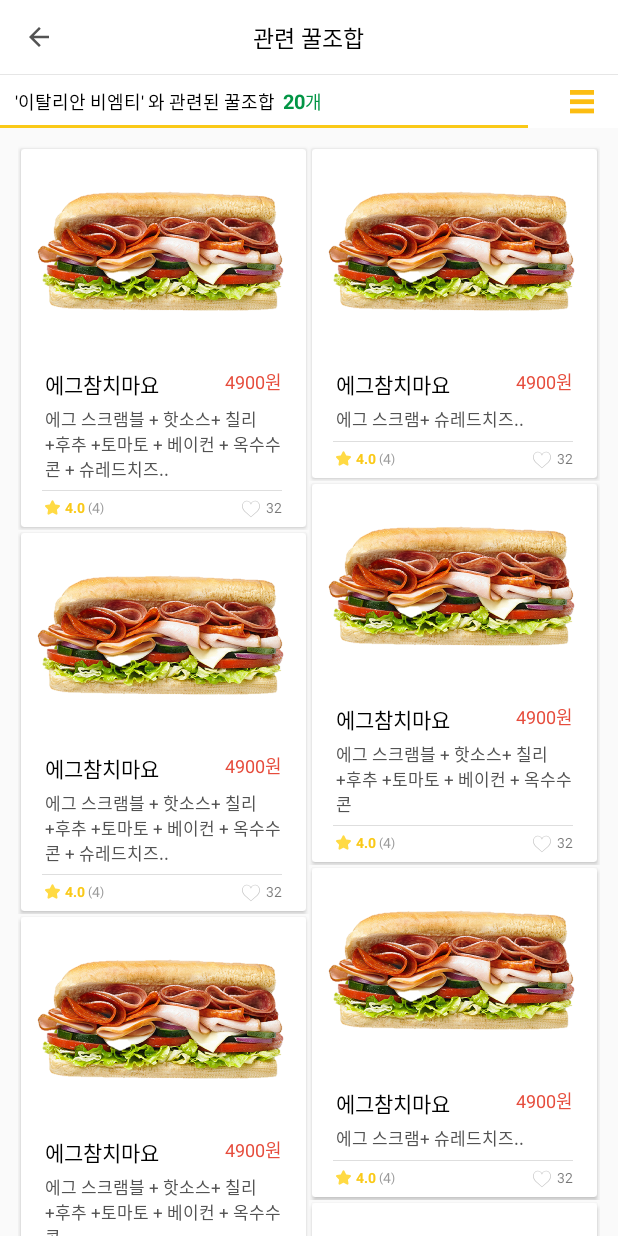
After one commit to taeiim/Subway, an Android app: the RelateHoneyActivity screen opened directly, with no data from a screen before it, on a phone screen of 412 x 824 dp. The commit adds this screen. Run offline under Robolectric (Android 15) with nearby library versions, the phone set to English and light mode, and no system bars.

Commit message:
Finish RelateHoneyActivity xml

```diff
--- a/app/src/main/AndroidManifest.xml
+++ b/app/src/main/AndroidManifest.xml
@@ -28,6 +28,8 @@
         <activity android:name=".Activity.AboutDevelperActivity"/>
         <activity android:name=".Activity.LoginActivity" />
         <activity android:name=".Activity.ReviewActivity"/>
+        <activity android:name=".Activity.SearchActivity"/>
+        <activity android:name=".Activity.RelateHoneyActivity"/>
 
     </application>
 
--- /dev/null
+++ b/app/src/main/java/com/example/parktaeim/subway/Activity/RelateHoneyActivity.java
@@ -0,0 +1,80 @@
+package com.example.parktaeim.subway.Activity;
+
+import android.os.Bundle;
+import android.support.annotation.Nullable;
+import android.support.v7.app.AppCompatActivity;
+import android.support.v7.widget.LinearLayoutManager;
+import android.support.v7.widget.RecyclerView;
+import android.support.v7.widget.StaggeredGridLayoutManager;
+import android.view.View;
+import android.widget.ImageView;
+
+import com.example.parktaeim.subway.Adapter.HoneyAllAdapter;
+import com.example.parktaeim.subway.Model.HoneyAllItem;
+import com.example.parktaeim.subway.R;
+
+import java.util.ArrayList;
+
+/**
+ * Created by parktaeim on 2018. 5. 2..
+ */
+
+public class RelateHoneyActivity extends AppCompatActivity {
+    private ArrayList<HoneyAllItem> relateHoneyItemArrayList = new ArrayList<>();
+    private boolean isGrid = true;
+
+    private RecyclerView recyclerViewGrid;
+    private RecyclerView recyclerViewLinear;
+    private HoneyAllAdapter gridAdapter;
+    private HoneyAllAdapter linearAdapter;
+    private StaggeredGridLayoutManager gridLayoutManager;
+    private RecyclerView.LayoutManager linearLayoutManager;
+    private ImageView changeRecycleIcon;
+
+    @Override
+    protected void onCreate(@Nullable Bundle savedInstanceState) {
+        super.onCreate(savedInstanceState);
+        setContentView(R.layout.activity_relatehoney);
+
+        setUpRecyclerView();
+
+    }
+
+    private void setUpRecyclerView() {
+        recyclerViewGrid = (RecyclerView) findViewById(R.id.relateHoney_recyclerViewGrid);
+        recyclerViewLinear = (RecyclerView) findViewById(R.id.relateHoney_recyclerViewLinear);
+        gridLayoutManager = new StaggeredGridLayoutManager(2, StaggeredGridLayoutManager.VERTICAL);
+        gridLayoutManager.setGapStrategy(StaggeredGridLayoutManager.GAP_HANDLING_MOVE_ITEMS_BETWEEN_SPANS);
+        linearLayoutManager = new LinearLayoutManager(getApplicationContext());
+        recyclerViewGrid.setLayoutManager(gridLayoutManager);
+        recyclerViewLinear.setLayoutManager(linearLayoutManager);
+        recyclerViewGrid.setHasFixedSize(true);
+
+        for (int i = 0; i < 11; i++) {
+            relateHoneyItemArrayList.add(new HoneyAllItem("에그참치마요", "4900원", "에그 스크램블 + 핫소스+ 칠리 +후추 +토마토 + 베이컨 + 옥수수콘 + 슈레드치즈..", 4.0f, 4, 32, "dlsfkj"));
+            relateHoneyItemArrayList.add(new HoneyAllItem("에그참치마요", "4900원", "에그 스크램+ 슈레드치즈..", 4.0f, 4, 32, "dlsfkj"));
+            relateHoneyItemArrayList.add(new HoneyAllItem("에그참치마요", "4900원", "에그 스크램블 + 핫소스+ 칠리 +후추 +토마토 + 베이컨 + 옥수수콘 ", 4.0f, 4, 32, "dlsfkj"));
+        }
+
+        gridAdapter = new HoneyAllAdapter(relateHoneyItemArrayList, 1, this);
+        linearAdapter = new HoneyAllAdapter(relateHoneyItemArrayList, 2, this);
+        recyclerViewGrid.setAdapter(gridAdapter);
+        recyclerViewLinear.setAdapter(linearAdapter);
+
+
+        changeRecycleIcon = (ImageView) findViewById(R.id.relateHoney_recyclerChangeIcon);
+        changeRecycleIcon.setOnClickListener(v -> {
+            if (isGrid) {
+                recyclerViewGrid.setVisibility(View.GONE);
+                recyclerViewLinear.setVisibility(View.VISIBLE);
+                isGrid = false;
+                changeRecycleIcon.setImageResource(R.drawable.ic_grid_recycle);
+            } else {
+                recyclerViewGrid.setVisibility(View.VISIBLE);
+                recyclerViewLinear.setVisibility(View.GONE);
+                isGrid = true;
+                changeRecycleIcon.setImageResource(R.drawable.ic_linear_recycle);
+            }
+        });
+    }
+}
--- a/app/src/main/java/com/example/parktaeim/subway/Fragment/HoneyFragment.java
+++ b/app/src/main/java/com/example/parktaeim/subway/Fragment/HoneyFragment.java
@@ -10,10 +10,12 @@ import android.support.v4.view.ViewPager;
 import android.view.LayoutInflater;
 import android.view.View;
 import android.view.ViewGroup;
+import android.widget.ImageView;
 import android.widget.LinearLayout;
 
 import com.example.parktaeim.subway.Activity.HoneyAllActivity;
 import com.example.parktaeim.subway.Activity.HoneyRankActivity;
+import com.example.parktaeim.subway.Activity.SearchActivity;
 import com.example.parktaeim.subway.Adapter.BannerPagerAdapter;
 import com.example.parktaeim.subway.R;
 
@@ -39,6 +41,10 @@ public class HoneyFragment extends android.support.v4.app.Fragment {
 
         LinearLayout honeyRankIntentLayout = (LinearLayout) rootView.findViewById(R.id.rankHoneyIntentLayout);
         honeyRankIntentLayout.setOnClickListener(v-> startActivity(new Intent(getContext(), HoneyRankActivity.class)));
+
+        ImageView searchIcon = (ImageView) rootView.findViewById(R.id.honey_searchIcon);
+        searchIcon.setOnClickListener(v-> startActivity(new Intent(getContext(), SearchActivity.class)));
+
         return rootView;
     }
 
--- a/app/src/main/java/com/example/parktaeim/subway/Fragment/MenuFragment.java
+++ b/app/src/main/java/com/example/parktaeim/subway/Fragment/MenuFragment.java
@@ -1,5 +1,6 @@
 package com.example.parktaeim.subway.Fragment;
 
+import android.content.Intent;
 import android.graphics.Color;
 import android.os.Bundle;
 import android.support.annotation.Nullable;
@@ -16,6 +17,7 @@ import android.widget.LinearLayout;
 import android.widget.TabHost;
 import android.widget.TextView;
 
+import com.example.parktaeim.subway.Activity.SearchActivity;
 import com.example.parktaeim.subway.Adapter.MenuAdapter;
 import com.example.parktaeim.subway.Adapter.MenuCategoryAdapter;
 import com.example.parktaeim.subway.Model.MenuCategoryItem;
@@ -58,6 +60,9 @@ public class MenuFragment extends Fragment {
 
         setUpMenuRecyclerView();
         setUpMenuCategory();
+
+        ImageView searchIcon = (ImageView) rootView.findViewById(R.id.menu_searchIcon);
+        searchIcon.setOnClickListener(v-> startActivity(new Intent(getContext(), SearchActivity.class)));
 
         return rootView;
     }
--- a/app/src/main/res/drawable/ic_search.xml
+++ b/app/src/main/res/drawable/ic_search.xml
@@ -4,6 +4,6 @@
         android:viewportWidth="24.0"
         android:viewportHeight="24.0">
     <path
-        android:fillColor="#FF000000"
+        android:fillColor="#FC1"
         android:pathData="M15.5,14h-0.79l-0.28,-0.27C15.41,12.59 16,11.11 16,9.5 16,5.91 13.09,3 9.5,3S3,5.91 3,9.5 5.91,16 9.5,16c1.61,0 3.09,-0.59 4.23,-1.57l0.27,0.28v0.79l5,4.99L20.49,19l-4.99,-5zM9.5,14C7.01,14 5,11.99 5,9.5S7.01,5 9.5,5 14,7.01 14,9.5 11.99,14 9.5,14z"/>
 </vector>
--- a/app/src/main/res/layout/activity_menu_detail.xml
+++ b/app/src/main/res/layout/activity_menu_detail.xml
@@ -530,7 +530,6 @@
 
 
                     <LinearLayout
-                        android:id="@+id/menuDetail_honeyLayout"
                         android:layout_width="match_parent"
                         android:layout_height="wrap_content"
                         android:orientation="vertical">
@@ -541,6 +540,7 @@
                             android:background="#F4F3F3" />
 
                         <RelativeLayout
+                            android:id="@+id/menuDetail_relateHoneyLayout"
                             android:layout_width="match_parent"
                             android:layout_height="wrap_content">
 
--- /dev/null
+++ b/app/src/main/res/layout/activity_relatehoney.xml
@@ -0,0 +1,135 @@
+<?xml version="1.0" encoding="utf-8"?>
+<LinearLayout xmlns:android="http://schemas.android.com/apk/res/android"
+    xmlns:app="http://schemas.android.com/apk/res-auto"
+    android:layout_width="match_parent"
+    android:layout_height="match_parent"
+    android:orientation="vertical">
+
+    <android.support.v7.widget.Toolbar
+        android:layout_width="match_parent"
+        android:layout_height="@dimen/toolbar_height"
+        app:contentInsetStart="0dp"
+        android:background="@color/colorWhite">
+
+        <RelativeLayout
+            android:layout_width="match_parent"
+            android:layout_height="wrap_content">
+
+            <ImageView
+                android:id="@+id/relateHoney_backIcon"
+                android:layout_width="20dp"
+                android:layout_height="20dp"
+                android:layout_centerVertical="true"
+                android:layout_marginLeft="16dp"
+                android:src="@drawable/ic_back" />
+
+            <TextView
+                android:layout_width="wrap_content"
+                android:layout_height="wrap_content"
+                android:layout_centerInParent="true"
+                android:text="관련 꿀조합"
+                android:textColor="#000000"
+                android:textSize="@dimen/toolbar_textSize" />
+
+            <View
+                android:layout_width="match_parent"
+                android:layout_height="0.5dp"
+                android:layout_alignParentBottom="true"
+                android:background="#E6E6E6" />
+        </RelativeLayout>
+    </android.support.v7.widget.Toolbar>
+
+    <!--<android.support.v4.widget.NestedScrollView-->
+        <!--android:layout_width="match_parent"-->
+        <!--android:layout_height="match_parent">-->
+
+        <LinearLayout
+            android:layout_width="match_parent"
+            android:layout_height="wrap_content"
+            android:orientation="vertical">
+
+            <RelativeLayout
+                android:layout_width="match_parent"
+                android:layout_height="35dp"
+                android:paddingTop="8dp"
+                android:focusableInTouchMode="true"
+                android:background="@color/colorWhite">
+
+                <LinearLayout
+                    android:layout_width="match_parent"
+                    android:layout_height="wrap_content"
+                    android:layout_marginBottom="6dp"
+                    android:layout_marginLeft="10dp">
+
+                    <TextView
+                        android:layout_width="wrap_content"
+                        android:layout_height="wrap_content"
+                        android:text="'이탈리안 비엠티'"
+                        android:textColor="#000"
+                        android:textSize="12dp" />
+
+                    <TextView
+                        android:layout_width="wrap_content"
+                        android:layout_height="wrap_content"
+                        android:text=" 와 관련된 꿀조합"
+                        android:textColor="#000"
+                        android:textSize="12dp" />
+
+                    <TextView
+                        android:layout_width="wrap_content"
+                        android:layout_height="wrap_content"
+                        android:layout_marginLeft="5dp"
+                        android:text="20"
+                        android:textColor="@color/colorAccent"
+                        android:textSize="13dp"
+                        android:textStyle="bold" />
+
+                    <TextView
+                        android:layout_width="wrap_content"
+                        android:layout_height="wrap_content"
+                        android:text="개"
+                        android:textColor="@color/colorAccent"
+                        android:textSize="12dp" />
+
+
+                </LinearLayout>
+
+                <ImageView
+                    android:id="@+id/relateHoney_recyclerChangeIcon"
+                    android:layout_width="16dp"
+                    android:layout_height="16dp"
+                    android:layout_alignParentRight="true"
+                    android:src="@drawable/ic_linear_recycle"
+                    android:layout_marginRight="16dp"
+                    android:layout_marginTop="2dp"/>
+
+                <View
+                    android:layout_width="match_parent"
+                    android:layout_height="2dp"
+                    android:layout_marginRight="60dp"
+                    android:background="@color/colorPrimary"
+                    android:layout_alignParentBottom="true"/>
+            </RelativeLayout>
+
+            <android.support.v7.widget.RecyclerView
+                android:id="@+id/relateHoney_recyclerViewGrid"
+                android:layout_width="match_parent"
+                android:layout_height="match_parent"
+                android:clipToPadding="false"
+                android:padding="12dp" />
+
+
+            <android.support.v7.widget.RecyclerView
+                android:id="@+id/relateHoney_recyclerViewLinear"
+                android:layout_width="match_parent"
+                android:layout_height="match_parent"
+                android:clipToPadding="false"
+                android:paddingTop="4dp"
+                android:paddingBottom="12dp"
+                android:paddingLeft="12dp"
+                android:paddingRight="12dp" />
+
+        </LinearLayout>
+    <!--</android.support.v4.widget.NestedScrollView>-->
+
+</LinearLayout>
--- a/app/src/main/res/layout/fragment_event_recycler.xml
+++ b/app/src/main/res/layout/fragment_event_recycler.xml
@@ -7,6 +7,7 @@
         android:id="@+id/event_recyclerView"
         android:layout_width="match_parent"
         android:layout_height="match_parent"
-        android:paddingBottom="8dp" />
+        android:paddingBottom="8dp"
+        android:clipToPadding="false"/>
 
 </android.support.constraint.ConstraintLayout>
--- a/app/src/main/res/layout/item_event.xml
+++ b/app/src/main/res/layout/item_event.xml
@@ -19,7 +19,9 @@
             android:id="@+id/event_imgView"
             android:layout_width="match_parent"
             android:layout_height="0dp"
-            android:layout_weight="2.6"/>
+            android:layout_weight="2.6"
+            android:src="@drawable/img_subway_full"
+            android:scaleType="centerCrop"/>
 
         <LinearLayout
             android:layout_width="match_parent"
```
Also changed, not shown: app/src/main/java/com/example/parktaeim/subway/Activity/MenuDetailActivity.java (+6 -6 lines), app/src/main/java/com/example/parktaeim/subway/Activity/SearchActivity.java (added, +19 -0 lines), app/src/main/res/drawable/ic_rank.xml (added, +17 -0 lines), app/src/main/res/layout/activity_search.xml (added, +7 -0 lines), app/src/main/res/layout/fragment_honey.xml (+68 -18 lines), app/src/main/res/layout/fragment_menu.xml (+9 -0 lines), app/src/main/res/layout/item_honey_all_linear.xml (+26 -4 lines), app/src/main/res/drawable/rank1.png (deleted), app/src/main/res/drawable/rank2.png (deleted).
